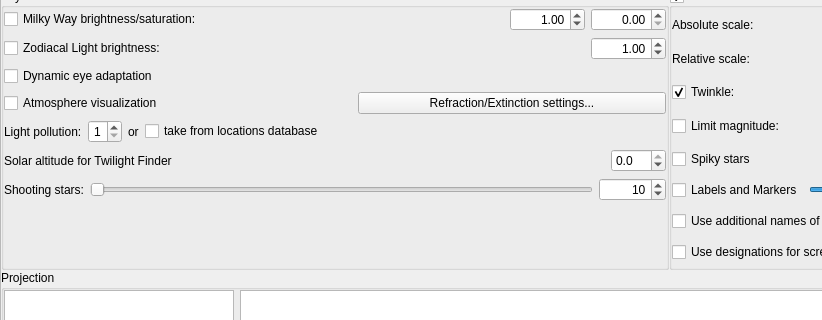
This is src/gui/viewDialog.ui in Stellarium/stellarium as Qt 5 draws it before an edit; both pictures show x 0 to 822 and y 112 to 432 of the 993 by 659 pixel window. The edited form follows.
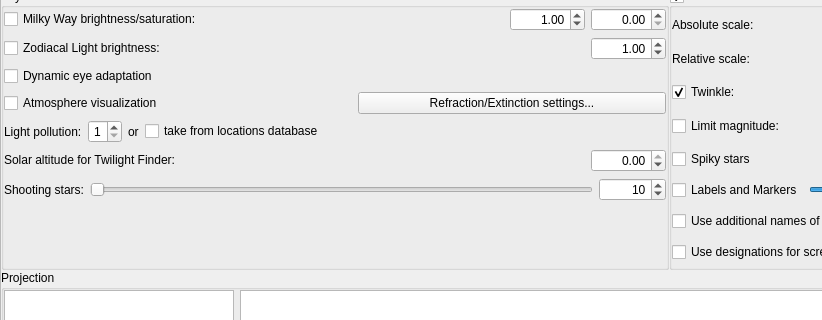
This is the edited form. Icons and pictures are not drawn. Custom widgets are drawn as their Qt base class.

The edit to the form file:
```diff
--- a/src/gui/viewDialog.ui
+++ b/src/gui/viewDialog.ui
@@ -389,26 +389,29 @@
                <item>
                 <widget class="QLabel" name="twilightLabel">
                  <property name="sizePolicy">
-                  <sizepolicy hsizetype="MinimumExpanding" vsizetype="Preferred">
+                  <sizepolicy hsizetype="Minimum" vsizetype="Fixed">
                    <horstretch>0</horstretch>
                    <verstretch>0</verstretch>
                   </sizepolicy>
                  </property>
                  <property name="text">
-                  <string>Solar altitude for Twilight Finder</string>
+                  <string>Solar altitude for Twilight Finder:</string>
                  </property>
                 </widget>
                </item>
                <item>
                 <widget class="QDoubleSpinBox" name="twilightAltitudeDoubleSpinBox">
-                 <property name="sizePolicy">
-                  <sizepolicy hsizetype="Minimum" vsizetype="Fixed">
-                   <horstretch>0</horstretch>
-                   <verstretch>0</verstretch>
-                  </sizepolicy>
+                 <property name="maximumSize">
+                  <size>
+                   <width>75</width>
+                   <height>16777215</height>
+                  </size>
+                 </property>
+                 <property name="alignment">
+                  <set>Qt::AlignRight|Qt::AlignTrailing|Qt::AlignVCenter</set>
                  </property>
                  <property name="decimals">
-                  <number>1</number>
+                  <number>2</number>
                  </property>
                  <property name="minimum">
                   <double>-20.000000000000000</double>
```
